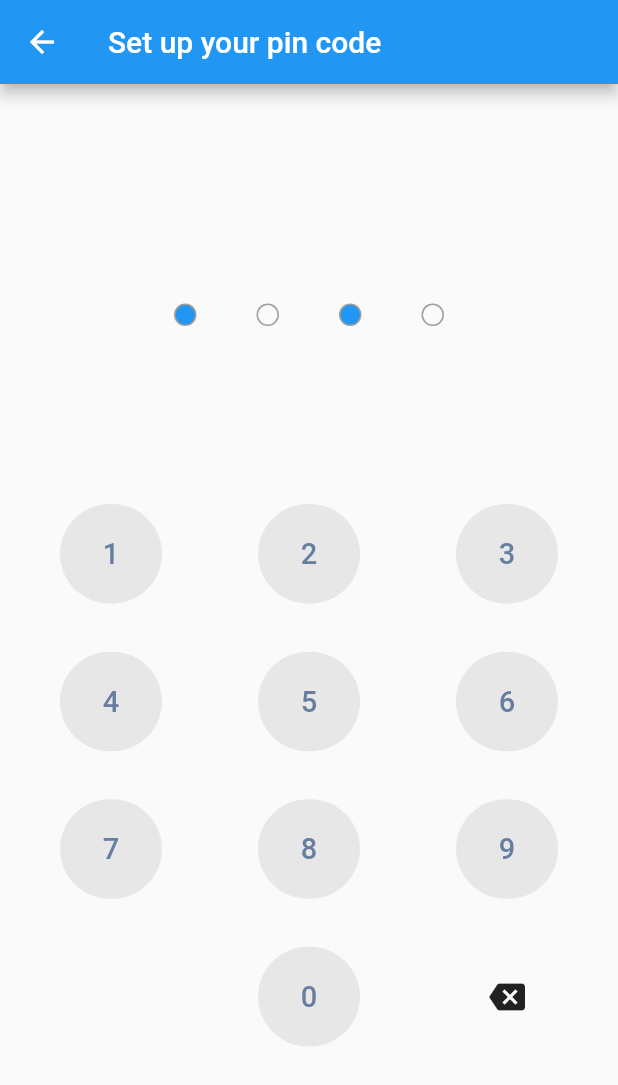
After one commit to jArecki444/Biometrics_PoC_Flutter, a Flutter app: the screen it shows after launch, after a tap on "Use PIN code", on a phone screen of 412 x 824 dp. The commit adds this screen. Shown: the top 1085 px of the screen. Run offline on Flutter 3.47's test engine with Material 2 defaults, Android fonts, the phone set to English and light mode, and no system bars; our stand-ins replace local_auth.

Commit message:
UI of the number button widget and pin code dots

```diff
--- a/lib/presentation/auth_page.dart
+++ b/lib/presentation/auth_page.dart
@@ -1,4 +1,5 @@
 import 'package:biometrics_auth_poc/api/local_auth_api.dart';
+import 'package:biometrics_auth_poc/presentation/pin_code/pin_code_page.dart';
 import 'package:flutter/material.dart';
 import 'package:local_auth/local_auth.dart';
 
@@ -63,6 +64,16 @@ class _AuthPageState extends State<AuthPage> {
                 });
               },
             ),
+            const SizedBox(height: 20),
+            ElevatedButton(
+                onPressed: () {
+                  Navigator.of(context).push(
+                    MaterialPageRoute(
+                      builder: (context) => const PinCodeAuthorizationPage(),
+                    ),
+                  );
+                },
+                child: const Text('Use PIN code'))
           ],
         ),
       ),
--- /dev/null
+++ b/lib/presentation/pin_code/pin_code_page.dart
@@ -0,0 +1,87 @@
+import 'package:biometrics_auth_poc/presentation/pin_code/widgets/number_button_widget.dart';
+import 'package:biometrics_auth_poc/presentation/pin_code/widgets/pin_dot_widget.dart';
+import 'package:flutter/material.dart';
+
+class PinCodeAuthorizationPage extends StatelessWidget {
+  const PinCodeAuthorizationPage({Key? key}) : super(key: key);
+
+  @override
+  Widget build(BuildContext context) {
+    return Scaffold(
+      appBar: AppBar(
+        title: const Text('Set up your pin code'),
+      ),
+      body: Padding(
+        padding: const EdgeInsets.all(40),
+        child: Column(
+          crossAxisAlignment: CrossAxisAlignment.center,
+          mainAxisSize: MainAxisSize.max,
+          mainAxisAlignment: MainAxisAlignment.center,
+          children: [
+            Flexible(
+              flex: 1,
+              child: Row(
+                  mainAxisAlignment: MainAxisAlignment.center,
+                  children:
+                      List.generate(4, (index) => PinDot(input: index.isEven))),
+            ),
+            const Spacer(),
+            Flexible(
+              child: Row(
+                children: [
+                  Expanded(child: NumberButton(num: "1", onPressed: () => {})),
+                  const SizedBox(width: 64),
+                  Expanded(child: NumberButton(num: "2", onPressed: () => {})),
+                  const SizedBox(width: 64),
+                  Expanded(child: NumberButton(num: "3", onPressed: () => {})),
+                ],
+              ),
+            ),
+            const SizedBox(height: 32),
+            Flexible(
+              child: Row(
+                children: [
+                  Expanded(child: NumberButton(num: "4", onPressed: () => {})),
+                  const SizedBox(width: 64),
+                  Expanded(child: NumberButton(num: "5", onPressed: () => {})),
+                  const SizedBox(width: 64),
+                  Expanded(child: NumberButton(num: "6", onPressed: () {})),
+                ],
+              ),
+            ),
+            const SizedBox(height: 32),
+            Flexible(
+              child: Row(
+                children: [
+                  Expanded(child: NumberButton(num: "7", onPressed: () => {})),
+                  const SizedBox(width: 64),
+                  Expanded(child: NumberButton(num: "8", onPressed: () => {})),
+                  const SizedBox(width: 64),
+                  Expanded(child: NumberButton(num: "9", onPressed: () => {})),
+                ],
+              ),
+            ),
+            const SizedBox(height: 32),
+            Flexible(
+              child: Row(
+                children: [
+                  const Expanded(
+                    child: SizedBox(),
+                  ),
+                  const SizedBox(width: 64),
+                  Expanded(child: NumberButton(num: "0", onPressed: () => {})),
+                  const SizedBox(width: 64),
+                  Expanded(
+                      child: IconButton(
+                    icon: const Icon(Icons.backspace),
+                    onPressed: () {},
+                  )),
+                ],
+              ),
+            ),
+          ],
+        ),
+      ),
+    );
+  }
+}
--- /dev/null
+++ b/lib/presentation/pin_code/widgets/number_button_widget.dart
@@ -0,0 +1,25 @@
+import 'package:flutter/material.dart';
+
+class NumberButton extends StatelessWidget {
+  const NumberButton({Key? key, required this.num, this.onPressed})
+      : super(key: key);
+
+  final String num;
+  final VoidCallback? onPressed;
+
+  @override
+  Widget build(BuildContext context) {
+    return FittedBox(
+      child: FloatingActionButton.extended(
+        heroTag: num,
+        elevation: 0,
+        backgroundColor: Color.fromARGB(255, 231, 231, 231),
+        onPressed: onPressed,
+        label: Text(
+          num,
+          style: const TextStyle(color: Color(0xFF687ea1)),
+        ),
+      ),
+    );
+  }
+}
--- /dev/null
+++ b/lib/presentation/pin_code/widgets/pin_dot_widget.dart
@@ -0,0 +1,24 @@
+import 'package:flutter/material.dart';
+
+class PinDot extends StatelessWidget {
+  final bool input;
+
+  const PinDot({Key? key, required this.input}) : super(key: key);
+
+  @override
+  Widget build(BuildContext context) {
+    return Padding(
+      padding: const EdgeInsets.all(20.0),
+      child: Container(
+        width: 15,
+        height: 15,
+        decoration: BoxDecoration(
+          color: input ? Theme.of(context).primaryColor : null,
+          border:
+              Border.all(color: Colors.grey, width: 1),
+          shape: BoxShape.circle,
+        ),
+      ),
+    );
+  }
+}
```
Also changed, not shown: 1 other file.
